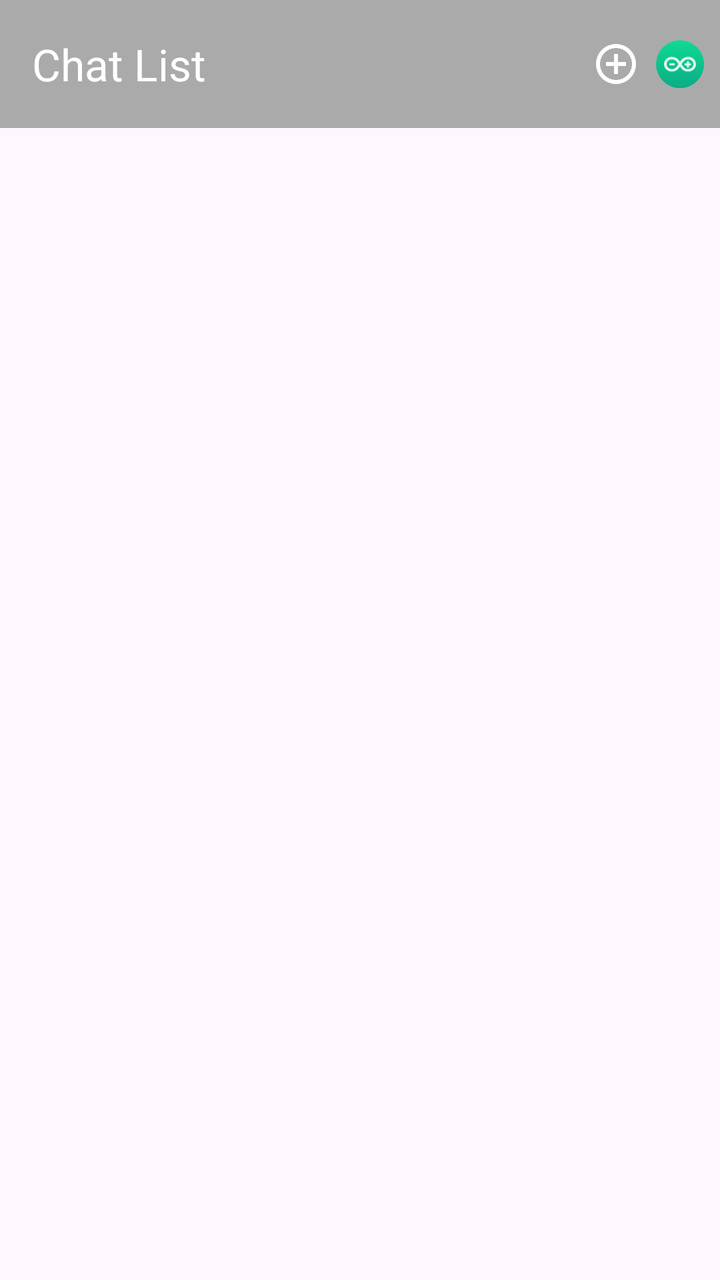
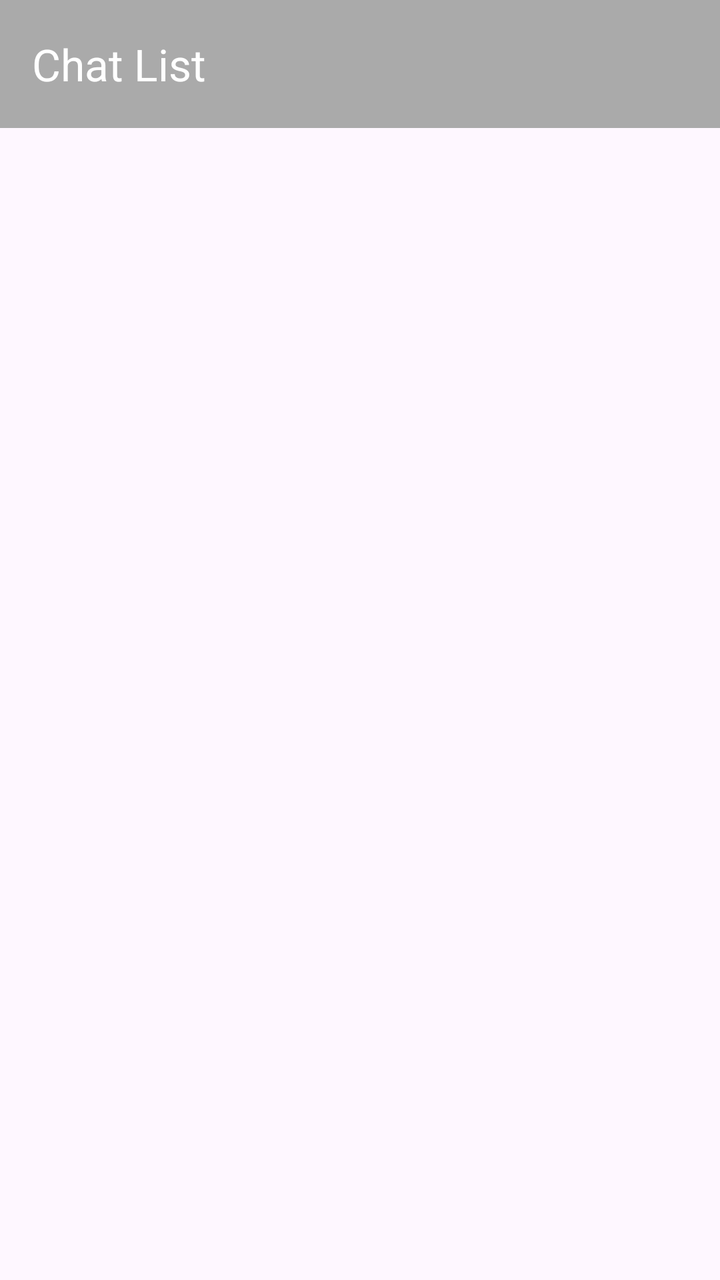

Screens rendered from an Android XML layout before and after an edit, with the pre-edit source and the edit as a unified diff.
<!-- AndroidManifest.xml: application theme Theme.Challenge3 -->
<!-- res/layout/fragment_conversation_list.xml -->
<?xml version="1.0" encoding="utf-8"?>
<androidx.constraintlayout.widget.ConstraintLayout
    xmlns:android="http://schemas.android.com/apk/res/android"
    xmlns:tools="http://schemas.android.com/tools"
    xmlns:app="http://schemas.android.com/apk/res-auto"
    android:layout_width="match_parent"
    android:layout_height="match_parent"
    tools:context=".ConversationListFragment">

    <androidx.appcompat.widget.Toolbar
        android:id="@+id/toolbarcl"
        android:layout_width="match_parent"
        android:layout_height="?attr/actionBarSize"
        android:background="?attr/colorPrimary"
        app:title="Chat List"
        app:titleTextColor="@android:color/white"
        app:layout_constraintTop_toTopOf="parent"
        android:elevation="4dp">
        
        <ImageButton
            android:id="@+id/arduinoConfigButton"
            android:layout_width="wrap_content"
            android:layout_height="wrap_content"
            android:src="@drawable/ic_arduino"
            android:contentDescription="Arduino Configuration"
            android:background="?attr/selectableItemBackgroundBorderless"
            android:layout_gravity="end"
            android:layout_marginEnd="8dp"
            android:layout_marginStart="8dp"/>

        <ImageButton
            android:id="@+id/newConversationButton"
            android:layout_width="wrap_content"
            android:layout_height="wrap_content"
            android:src="@drawable/ic_action_add"
            android:contentDescription="Create New Conversation"
            android:background="?attr/selectableItemBackgroundBorderless"
            android:tint="@android:color/white"
            android:layout_gravity="end" />

    </androidx.appcompat.widget.Toolbar>

    <androidx.recyclerview.widget.RecyclerView
        android:id="@+id/chatList"
        android:layout_marginTop="8dp"
        android:layout_width="match_parent"
        android:layout_height="0dp"
        app:layout_constraintTop_toBottomOf="@id/toolbarcl"
        app:layout_constraintBottom_toBottomOf="parent" />

</androidx.constraintlayout.widget.ConstraintLayout>
<!-- resources referenced by this layout -->
<resources>
  <!-- drawable ic_action_add (drawable) -->
  <vector xmlns:android="http://schemas.android.com/apk/res/android" android:height="24dp" android:tint="#000000" android:viewportHeight="24" android:viewportWidth="24" android:width="24dp">
        
      <path android:fillColor="@android:color/white" android:pathData="M13,7h-2v4L7,11v2h4v4h2v-4h4v-2h-4L13,7zM12,2C6.48,2 2,6.48 2,12s4.48,10 10,10 10,-4.48 10,-10S17.52,2 12,2zM12,20c-4.41,0 -8,-3.59 -8,-8s3.59,-8 8,-8 8,3.59 8,8 -3.59,8 -8,8z"/>
      
  </vector>
  <!-- drawable ic_arduino: vector/xml drawable (drawable, 2599 chars, omitted) -->
  <style name="Theme.Challenge3" parent="Base.Theme.Challenge3" />
  <style name="Base.Theme.Challenge3" parent="Theme.Material3.DayNight.NoActionBar">
          
          
          <item name="windowActionBar">false</item>
          <item name="windowNoTitle">true</item>
          <item name="colorPrimary">@android:color/darker_gray</item>
          <item name="colorOnPrimary">@android:color/black</item>
          <item name="colorPrimaryDark">@android:color/darker_gray</item>
          <item name="android:textColorPrimary">@android:color/black</item>
      </style>
</resources>

<!-- the commit's change to res/layout/fragment_conversation_list.xml (unified diff, before → after) -->
@@ -16,28 +16,6 @@
         app:titleTextColor="@android:color/white"
         app:layout_constraintTop_toTopOf="parent"
         android:elevation="4dp">
-        
-        <ImageButton
-            android:id="@+id/arduinoConfigButton"
-            android:layout_width="wrap_content"
-            android:layout_height="wrap_content"
-            android:src="@drawable/ic_arduino"
-            android:contentDescription="Arduino Configuration"
-            android:background="?attr/selectableItemBackgroundBorderless"
-            android:layout_gravity="end"
-            android:layout_marginEnd="8dp"
-            android:layout_marginStart="8dp"/>
-
-        <ImageButton
-            android:id="@+id/newConversationButton"
-            android:layout_width="wrap_content"
-            android:layout_height="wrap_content"
-            android:src="@drawable/ic_action_add"
-            android:contentDescription="Create New Conversation"
-            android:background="?attr/selectableItemBackgroundBorderless"
-            android:tint="@android:color/white"
-            android:layout_gravity="end" />
-
     </androidx.appcompat.widget.Toolbar>
 
     <androidx.recyclerview.widget.RecyclerView
<!-- resource entries referenced after the edit -->
@@ -1,12 +1,5 @@
 <!-- resources referenced by this layout -->
 <resources>
-  <!-- drawable ic_action_add (drawable) -->
-  <vector xmlns:android="http://schemas.android.com/apk/res/android" android:height="24dp" android:tint="#000000" android:viewportHeight="24" android:viewportWidth="24" android:width="24dp">
-        
-      <path android:fillColor="@android:color/white" android:pathData="M13,7h-2v4L7,11v2h4v4h2v-4h4v-2h-4L13,7zM12,2C6.48,2 2,6.48 2,12s4.48,10 10,10 10,-4.48 10,-10S17.52,2 12,2zM12,20c-4.41,0 -8,-3.59 -8,-8s3.59,-8 8,-8 8,3.59 8,8 -3.59,8 -8,8z"/>
-      
-  </vector>
-  <!-- drawable ic_arduino: vector/xml drawable (drawable, 2599 chars, omitted) -->
   <style name="Theme.Challenge3" parent="Base.Theme.Challenge3" />
   <style name="Base.Theme.Challenge3" parent="Theme.Material3.DayNight.NoActionBar">
           
